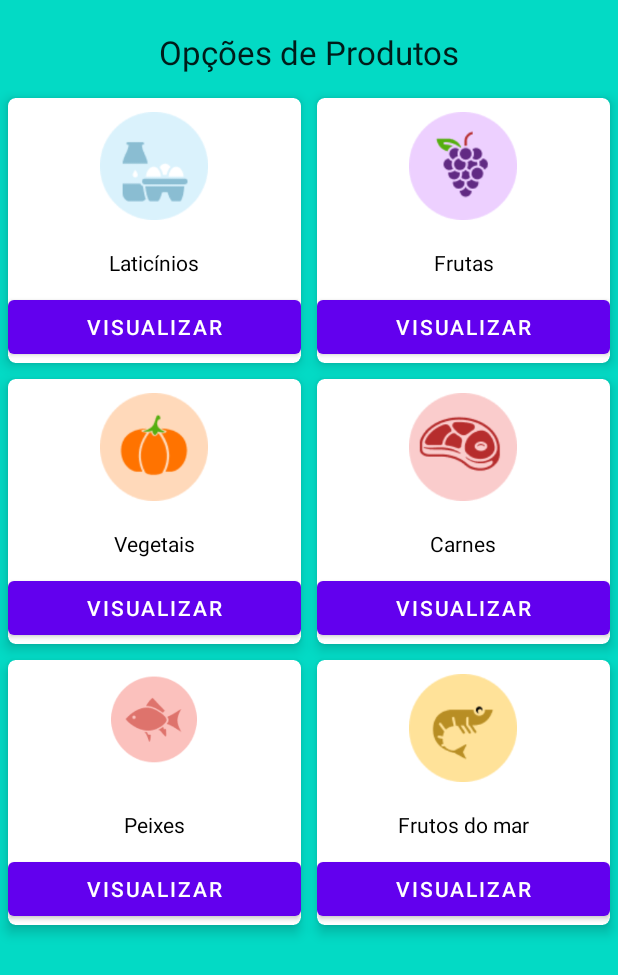
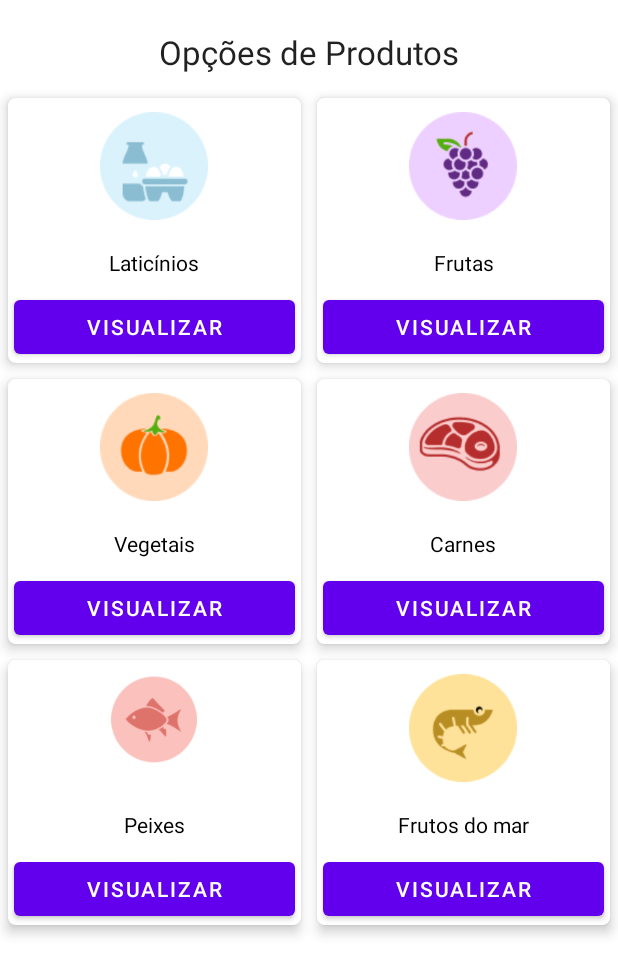
Before and after one commit to FIAP-repositorios/GRO-APP, an Android app: the screen it shows after launch (MainActivity), on a phone screen of 412 x 824 dp. Shown: the top 975 px of the screen. Run offline under Robolectric (Android 15) with nearby library versions, the light colour scheme and no system bars.

Commit message:
feat: Add style to home

```diff
--- a/app/src/main/AndroidManifest.xml
+++ b/app/src/main/AndroidManifest.xml
@@ -12,6 +12,9 @@
         android:theme="@style/Theme.MyApplication"
         tools:targetApi="31">
         <activity
+            android:name=".Products"
+            android:exported="false" />
+        <activity
             android:name=".MainActivity"
             android:exported="true">
             <intent-filter>
--- a/app/src/main/res/layout/each_item.xml
+++ b/app/src/main/res/layout/each_item.xml
@@ -44,6 +44,8 @@
             android:id="@+id/button"
             android:layout_width="match_parent"
             android:layout_height="wrap_content"
+            android:layout_marginLeft="4dp"
+            android:layout_marginRight="4dp"
             android:text="Visualizar" />
 
     </LinearLayout>
--- a/app/src/main/res/layout/fragment_home.xml
+++ b/app/src/main/res/layout/fragment_home.xml
@@ -3,7 +3,7 @@
     xmlns:tools="http://schemas.android.com/tools"
     android:layout_width="match_parent"
     android:layout_height="match_parent"
-    android:background="@color/teal_200"
+    android:background="@color/cardview_light_background"
     tools:context=".Home">
 
     <TextView
```
Also changed, not shown: app/src/main/java/com/gro/app/Products.kt (added, +11 -0 lines), app/src/main/res/layout/activity_products.xml (added, +9 -0 lines).
